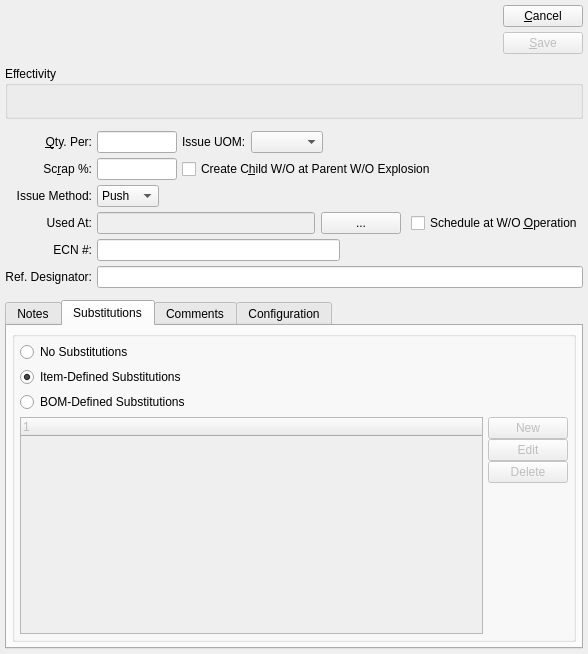
Before: the Qt Designer form xtuple/trunk/guiclient/bomItem.ui in WooodHead/xtuple, drawn with Qt 5.
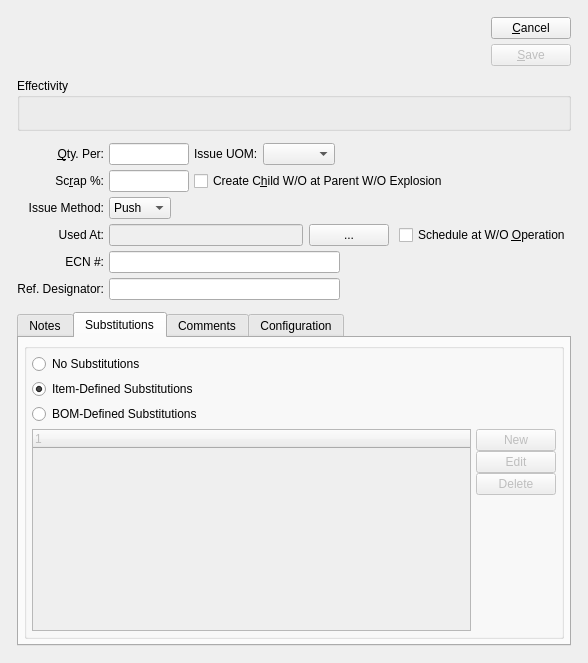
After: the same form once the commit is applied. The open tabs and pages were chosen to show the change. Custom widgets are drawn as their Qt base class.

```diff
--- a/xtuple/trunk/guiclient/bomItem.ui
+++ b/xtuple/trunk/guiclient/bomItem.ui
@@ -6,7 +6,7 @@
     <x>0</x>
     <y>0</y>
     <width>588</width>
-    <height>654</height>
+    <height>663</height>
    </rect>
   </property>
   <property name="windowTitle" >
@@ -15,7 +15,22 @@
   <layout class="QGridLayout" >
    <item row="0" column="0" >
     <layout class="QGridLayout" >
-     <property name="spacing" >
+     <property name="leftMargin" >
+      <number>12</number>
+     </property>
+     <property name="topMargin" >
+      <number>12</number>
+     </property>
+     <property name="rightMargin" >
+      <number>12</number>
+     </property>
+     <property name="bottomMargin" >
+      <number>12</number>
+     </property>
+     <property name="horizontalSpacing" >
+      <number>12</number>
+     </property>
+     <property name="verticalSpacing" >
       <number>12</number>
      </property>
      <item row="0" column="0" >
@@ -40,7 +55,7 @@
            <property name="sizeType" >
             <enum>QSizePolicy::Expanding</enum>
            </property>
-           <property name="sizeHint" stdset="0" >
+           <property name="sizeHint" >
             <size>
              <width>20</width>
              <height>20</height>
@@ -91,7 +106,7 @@
              <property name="sizeType" >
               <enum>QSizePolicy::Expanding</enum>
              </property>
-             <property name="sizeHint" stdset="0" >
+             <property name="sizeHint" >
               <size>
                <width>20</width>
                <height>0</height>
@@ -114,7 +129,16 @@
         <property name="spacing" >
          <number>7</number>
         </property>
-        <property name="margin" >
+        <property name="leftMargin" >
+         <number>5</number>
+        </property>
+        <property name="topMargin" >
+         <number>5</number>
+        </property>
+        <property name="rightMargin" >
+         <number>5</number>
+        </property>
+        <property name="bottomMargin" >
          <number>5</number>
         </property>
         <item>
@@ -137,7 +161,7 @@
             <property name="sizeType" >
              <enum>QSizePolicy::Preferred</enum>
             </property>
-            <property name="sizeHint" stdset="0" >
+            <property name="sizeHint" >
              <size>
               <width>10</width>
               <height>0</height>
@@ -155,7 +179,7 @@
           <property name="sizeType" >
            <enum>QSizePolicy::Expanding</enum>
           </property>
-          <property name="sizeHint" stdset="0" >
+          <property name="sizeHint" >
            <size>
             <width>40</width>
             <height>20</height>
@@ -168,31 +192,71 @@
      </item>
      <item row="2" column="0" >
       <layout class="QGridLayout" >
-       <item row="4" column="0" >
-        <widget class="QLabel" name="_ecnNumLit" >
+       <item row="0" column="0" >
+        <widget class="QLabel" name="_qtyPerLit" >
          <property name="text" >
-          <string>ECN #:</string>
+          <string>&amp;Qty. Per:</string>
          </property>
          <property name="alignment" >
           <set>Qt::AlignRight|Qt::AlignTrailing|Qt::AlignVCenter</set>
          </property>
          <property name="buddy" >
-          <cstring>_ecn</cstring>
+          <cstring>_qtyPer</cstring>
          </property>
         </widget>
        </item>
-       <item row="2" column="0" >
-        <widget class="QLabel" name="_issueMethodLit" >
-         <property name="text" >
-          <string>Issue Method:</string>
-         </property>
-         <property name="alignment" >
-          <set>Qt::AlignRight|Qt::AlignTrailing|Qt::AlignVCenter</set>
-         </property>
-         <property name="buddy" >
-          <cstring>_issueMethod</cstring>
-         </property>
-        </widget>
+       <item row="0" column="1" >
+        <layout class="QHBoxLayout" >
+         <item>
+          <widget class="XLineEdit" name="_qtyPer" >
+           <property name="sizePolicy" >
+            <sizepolicy vsizetype="Fixed" hsizetype="Preferred" >
+             <horstretch>0</horstretch>
+             <verstretch>0</verstretch>
+            </sizepolicy>
+           </property>
+           <property name="maximumSize" >
+            <size>
+             <width>80</width>
+             <height>32767</height>
+            </size>
+           </property>
+           <property name="alignment" >
+            <set>Qt::AlignRight</set>
+           </property>
+          </widget>
+         </item>
+         <item>
+          <widget class="QLabel" name="_issueUOMLit" >
+           <property name="text" >
+            <string>Issue UOM:</string>
+           </property>
+          </widget>
+         </item>
+         <item>
+          <widget class="XComboBox" name="_uom" >
+           <property name="sizePolicy" >
+            <sizepolicy vsizetype="Fixed" hsizetype="Preferred" >
+             <horstretch>0</horstretch>
+             <verstretch>0</verstretch>
+            </sizepolicy>
+           </property>
+          </widget>
+         </item>
+         <item>
+          <spacer>
+           <property name="orientation" >
+            <enum>Qt::Horizontal</enum>
+           </property>
+           <property name="sizeHint" >
+            <size>
+             <width>0</width>
+             <height>20</height>
+            </size>
+           </property>
+          </spacer>
+         </item>
+        </layout>
        </item>
        <item row="1" column="0" >
         <widget class="QLabel" name="_scrapLit" >
@@ -207,6 +271,94 @@
          </property>
         </widget>
        </item>
+       <item row="1" column="1" >
+        <layout class="QHBoxLayout" >
+         <item>
+          <widget class="XLineEdit" name="_scrap" >
+           <property name="sizePolicy" >
+            <sizepolicy vsizetype="Fixed" hsizetype="Preferred" >
+             <horstretch>0</horstretch>
+             <verstretch>0</verstretch>
+            </sizepolicy>
+           </property>
+           <property name="maximumSize" >
+            <size>
+             <width>80</width>
+             <height>32767</height>
+            </size>
+           </property>
+           <property name="alignment" >
+            <set>Qt::AlignRight</set>
+           </property>
+          </widget>
+         </item>
+         <item>
+          <widget class="QCheckBox" name="_createWo" >
+           <property name="text" >
+            <string>Create C&amp;hild W/O at Parent W/O Explosion</string>
+           </property>
+           <property name="shortcut" >
+            <string>Alt+H</string>
+           </property>
+          </widget>
+         </item>
+        </layout>
+       </item>
+       <item row="2" column="0" >
+        <widget class="QLabel" name="_issueMethodLit" >
+         <property name="text" >
+          <string>Issue Method:</string>
+         </property>
+         <property name="alignment" >
+          <set>Qt::AlignRight|Qt::AlignTrailing|Qt::AlignVCenter</set>
+         </property>
+         <property name="buddy" >
+          <cstring>_issueMethod</cstring>
+         </property>
+        </widget>
+       </item>
+       <item row="2" column="1" >
+        <layout class="QHBoxLayout" >
+         <property name="spacing" >
+          <number>0</number>
+         </property>
+         <item>
+          <widget class="XComboBox" name="_issueMethod" >
+           <item>
+            <property name="text" >
+             <string>Push</string>
+            </property>
+           </item>
+           <item>
+            <property name="text" >
+             <string>Pull</string>
+            </property>
+           </item>
+           <item>
+            <property name="text" >
+             <string>Mixed</string>
+            </property>
+           </item>
+          </widget>
+         </item>
+         <item>
+          <spacer>
+           <property name="orientation" >
+            <enum>Qt::Horizontal</enum>
+           </property>
+           <property name="sizeType" >
+            <enum>QSizePolicy::Expanding</enum>
+           </property>
+           <property name="sizeHint" >
+            <size>
+             <width>36</width>
+             <height>10</height>
+            </size>
+           </property>
+          </spacer>
+         </item>
+        </layout>
+       </item>
        <item row="3" column="0" >
         <widget class="QLabel" name="_usedAtLit" >
          <property name="text" >
@@ -254,7 +406,7 @@
            <property name="sizeType" >
             <enum>QSizePolicy::Fixed</enum>
            </property>
-           <property name="sizeHint" stdset="0" >
+           <property name="sizeHint" >
             <size>
              <width>10</width>
              <height>0</height>
@@ -274,53 +426,21 @@
          </item>
         </layout>
        </item>
-       <item row="2" column="1" >
-        <layout class="QHBoxLayout" >
-         <property name="spacing" >
-          <number>0</number>
+       <item row="4" column="0" >
+        <widget class="QLabel" name="_ecnNumLit" >
+         <property name="text" >
+          <string>ECN #:</string>
          </property>
-         <item>
-          <widget class="XComboBox" name="_issueMethod" >
-           <item>
-            <property name="text" >
-             <string>Push</string>
-            </property>
-           </item>
-           <item>
-            <property name="text" >
-             <string>Pull</string>
-            </property>
-           </item>
-           <item>
-            <property name="text" >
-             <string>Mixed</string>
-            </property>
-           </item>
-          </widget>
-         </item>
-         <item>
-          <spacer>
-           <property name="orientation" >
-            <enum>Qt::Horizontal</enum>
-           </property>
-           <property name="sizeType" >
-            <enum>QSizePolicy::Expanding</enum>
-           </property>
-           <property name="sizeHint" stdset="0" >
-            <size>
-             <width>36</width>
-             <height>10</height>
-            </size>
-           </property>
-          </spacer>
-         </item>
-        </layout>
+         <property name="alignment" >
+          <set>Qt::AlignRight|Qt::AlignTrailing|Qt::AlignVCenter</set>
+         </property>
+         <property name="buddy" >
+          <cstring>_ecn</cstring>
+         </property>
+        </widget>
        </item>
        <item row="4" column="1" >
         <layout class="QHBoxLayout" >
-         <property name="spacing" >
-          <number>0</number>
-         </property>
          <item>
           <widget class="XLineEdit" name="_ecn" />
          </item>
@@ -332,7 +452,7 @@
            <property name="sizeType" >
             <enum>QSizePolicy::Expanding</enum>
            </property>
-           <property name="sizeHint" stdset="0" >
+           <property name="sizeHint" >
             <size>
              <width>20</width>
              <height>20</height>
@@ -342,105 +462,6 @@
          </item>
         </layout>
        </item>
-       <item row="0" column="0" >
-        <widget class="QLabel" name="_qtyPerLit" >
-         <property name="text" >
-          <string>&amp;Qty. Per:</string>
-         </property>
-         <property name="alignment" >
-          <set>Qt::AlignRight|Qt::AlignTrailing|Qt::AlignVCenter</set>
-         </property>
-         <property name="buddy" >
-          <cstring>_qtyPer</cstring>
-         </property>
-        </widget>
-       </item>
-       <item row="1" column="1" >
-        <layout class="QHBoxLayout" >
-         <item>
-          <widget class="XLineEdit" name="_scrap" >
-           <property name="sizePolicy" >
-            <sizepolicy vsizetype="Fixed" hsizetype="Preferred" >
-             <horstretch>0</horstretch>
-             <verstretch>0</verstretch>
-            </sizepolicy>
-           </property>
-           <property name="maximumSize" >
-            <size>
-             <width>80</width>
-             <height>32767</height>
-            </size>
-           </property>
-           <property name="alignment" >
-            <set>Qt::AlignRight</set>
-           </property>
-          </widget>
-         </item>
-         <item>
-          <widget class="QCheckBox" name="_createWo" >
-           <property name="text" >
-            <string>Create C&amp;hild W/O at Parent W/O Explosion</string>
-           </property>
-           <property name="shortcut" >
-            <string>Alt+H</string>
-           </property>
-          </widget>
-         </item>
-        </layout>
-       </item>
-       <item row="0" column="1" >
-        <layout class="QHBoxLayout" >
-         <item>
-          <widget class="XLineEdit" name="_qtyPer" >
-           <property name="sizePolicy" >
-            <sizepolicy vsizetype="Fixed" hsizetype="Preferred" >
-             <horstretch>0</horstretch>
-             <verstretch>0</verstretch>
-            </sizepolicy>
-           </property>
-           <property name="maximumSize" >
-            <size>
-             <width>80</width>
-             <height>32767</height>
-            </size>
-           </property>
-           <property name="alignment" >
-            <set>Qt::AlignRight</set>
-           </property>
-          </widget>
-         </item>
-         <item>
-          <widget class="QLabel" name="_issueUOMLit" >
-           <property name="text" >
-            <string>Issue UOM:</string>
-           </property>
-          </widget>
-         </item>
-         <item>
-          <widget class="XComboBox" name="_uom" >
-           <property name="sizePolicy" >
-            <sizepolicy vsizetype="Fixed" hsizetype="Preferred" >
-             <horstretch>0</horstretch>
-             <verstretch>0</verstretch>
-            </sizepolicy>
-           </property>
-          </widget>
-         </item>
-         <item>
-          <spacer>
-           <property name="orientation" >
-            <enum>Qt::Horizontal</enum>
-           </property>
-           <property name="sizeHint" stdset="0" >
-            <size>
-             <width>0</width>
-             <height>20</height>
-            </size>
-           </property>
-          </spacer>
-         </item>
-        </layout>
-       </item>
        <item row="5" column="0" >
         <widget class="QLabel" name="_refLit" >
          <property name="text" >
@@ -452,7 +473,24 @@
         </widget>
        </item>
        <item row="5" column="1" >
-        <widget class="QLineEdit" name="_ref" />
+        <layout class="QHBoxLayout" >
+         <item>
+          <widget class="QLineEdit" name="_ref" />
+         </item>
+         <item>
+          <spacer>
+           <property name="orientation" >
+            <enum>Qt::Horizontal</enum>
+           </property>
+           <property name="sizeHint" >
+            <size>
+             <width>40</width>
+             <height>20</height>
+            </size>
+           </property>
+          </spacer>
+         </item>
+        </layout>
        </item>
       </layout>
      </item>
@@ -492,7 +530,16 @@
          <property name="spacing" >
           <number>0</number>
          </property>
-         <property name="margin" >
+         <property name="leftMargin" >
+          <number>5</number>
+         </property>
+         <property name="topMargin" >
+          <number>5</number>
+         </property>
+         <property name="rightMargin" >
+          <number>5</number>
+         </property>
+         <property name="bottomMargin" >
           <number>5</number>
          </property>
          <item>
@@ -580,7 +627,7 @@
                   <property name="sizeType" >
                    <enum>QSizePolicy::Expanding</enum>
                   </property>
-                  <property name="sizeHint" stdset="0" >
+                  <property name="sizeHint" >
                    <size>
                     <width>16</width>
                     <height>16</height>
@@ -605,7 +652,16 @@
          <property name="spacing" >
           <number>0</number>
          </property>
-         <property name="margin" >
+         <property name="leftMargin" >
+          <number>5</number>
+         </property>
+         <property name="topMargin" >
+          <number>5</number>
+         </property>
+         <property name="rightMargin" >
+          <number>5</number>
+         </property>
+         <property name="bottomMargin" >
           <number>5</number>
          </property>
          <item>
@@ -670,7 +726,7 @@
            <property name="orientation" >
             <enum>Qt::Horizontal</enum>
            </property>
-           <property name="sizeHint" stdset="0" >
+           <property name="sizeHint" >
             <size>
              <width>40</width>
              <height>20</height>
@@ -683,7 +739,7 @@
            <property name="orientation" >
             <enum>Qt::Vertical</enum>
            </property>
-           <property name="sizeHint" stdset="0" >
+           <property name="sizeHint" >
             <size>
              <width>20</width>
              <height>40</height>
```
